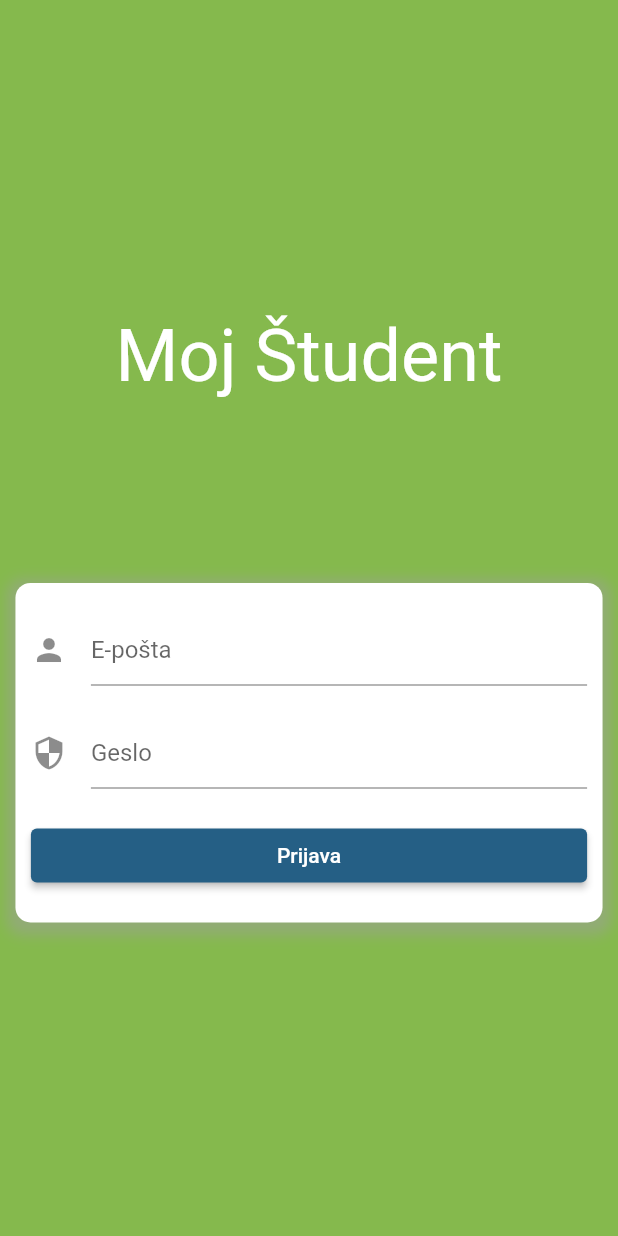
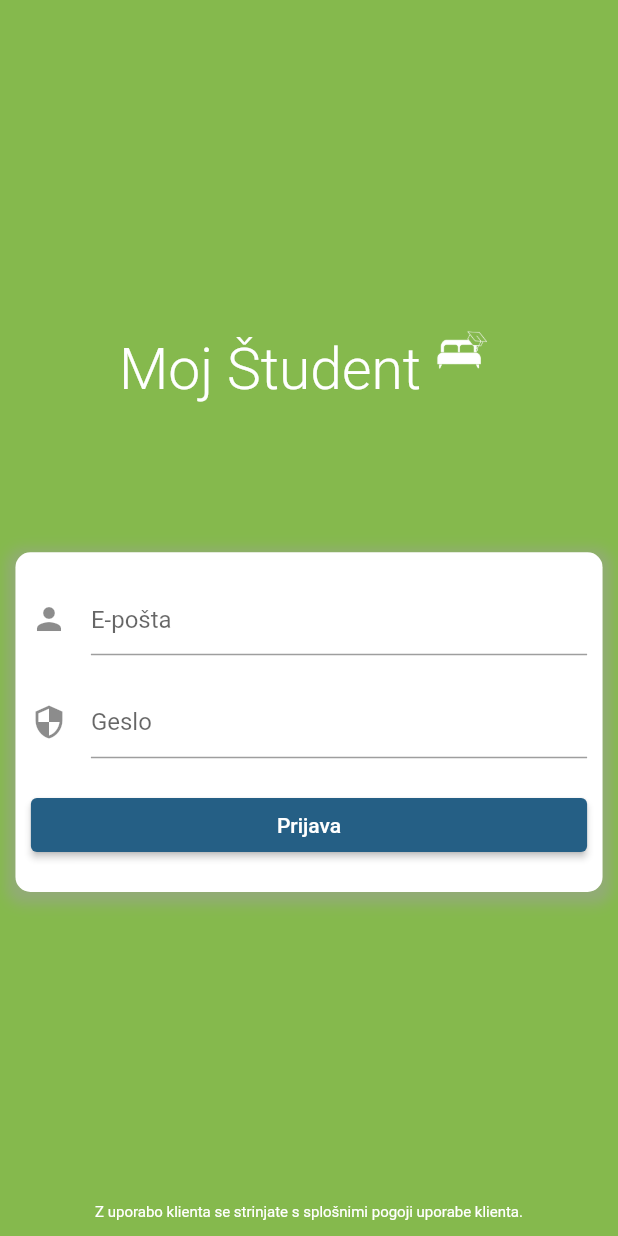
Before and after one commit to mojStudent/MojStudent, a Flutter app: the screen it shows after launch, on a phone screen of 412 x 824 dp. Run offline on Flutter 3.47's test engine with Material 2 defaults, Android fonts, the phone set to English and light mode, and no system bars; our stand-ins replace bloc, charts_flutter, dio, flutter_bloc, flutter_html, flutter_svg and 2 more; accounts and stored records are empty.

Commit message:
changed login screen, version changed

```diff
--- a/lib/screens/login/login_screen.dart
+++ b/lib/screens/login/login_screen.dart
@@ -7,6 +7,7 @@ import 'package:moj_student/services/blocs/login/login_bloc.dart';
 import 'package:moj_student/services/blocs/login/login_event.dart';
 import 'package:moj_student/services/blocs/login/login_state.dart';
 import 'package:moj_student/services/blocs/submission/form_submission_status.dart';
+import 'package:url_launcher/url_launcher.dart';
 
 class LoginScreen extends StatelessWidget {
   LoginScreen({Key? key}) : super(key: key);
@@ -32,22 +33,53 @@ class LoginScreen extends StatelessWidget {
         padding: EdgeInsets.symmetric(
             horizontal: MediaQuery.of(context).size.width * 0.025),
         child: Column(
+          mainAxisAlignment: MainAxisAlignment.spaceBetween,
+          children: [
+            Column(),
+            Column(
               mainAxisAlignment: MainAxisAlignment.center,
               crossAxisAlignment: CrossAxisAlignment.end,
               children: [
                 Center(
-              child: Text(
+                  child: Row(
+                    mainAxisAlignment: MainAxisAlignment.center,
+                    crossAxisAlignment: CrossAxisAlignment.end,
+                    children: [
+                      Text(
                         "Moj Študent",
                         style: TextStyle(
-                    fontSize: 48,
-                    fontWeight: FontWeight.w400,
+                            fontSize: 38,
+                            fontWeight: FontWeight.w300,
                             color: Colors.white),
+                      ),
+                      Column(
+                        children: [
+                          Image.asset(
+                            'assets/ikona.png',
+                            height: 52,
+                          ),
+                          SizedBox(
+                            height: 10,
+                          )
+                        ],
+                      ),
+                    ],
                   ),
                 ),
                 SizedBox(
-              height: MediaQuery.of(context).size.height * 0.15,
+                  height: MediaQuery.of(context).size.height * 0.12,
                 ),
-            _loginFormBox(context)
+                _loginFormBox(context),
+              ],
+            ),
+            Column(
+              children: [
+                _tosLink(context),
+                SizedBox(
+                  height: 10,
+                )
+              ],
+            )
           ],
         ),
       ),
@@ -108,7 +140,7 @@ class LoginScreen extends StatelessWidget {
             SizedBox(
               height: MediaQuery.of(context).size.height * 0.025,
             ),
-            _loginButton()
+            _loginButton(),
           ],
         ),
       ),
@@ -173,4 +205,22 @@ class LoginScreen extends StatelessWidget {
     final snackBar = SnackBar(content: Text(message));
     ScaffoldMessenger.of(context).showSnackBar(snackBar);
   }
+
+  Widget _tosLink(BuildContext context) {
+    const url = "https://mojstudent.marela.team/tos";
+
+    return GestureDetector(
+      onTap: () async => await canLaunch(url)
+          ? await launch(url)
+          : _showSnackbar(context, "Ne morem odpreti povezave"),
+      child: Text(
+        "Z uporabo klienta se strinjate s splošnimi pogoji uporabe klienta.",
+        style: TextStyle(
+          color: Colors.white,
+          fontSize: 10,
+        ),
+        textAlign: TextAlign.center,
+      ),
+    );
   }
+}
--- a/pubspec.yaml
+++ b/pubspec.yaml
@@ -15,7 +15,7 @@ publish_to: 'none' # Remove this line if you wish to publish to pub.dev
 # In iOS, build-name is used as CFBundleShortVersionString while build-number used as CFBundleVersion.
 # Read more about iOS versioning at
 # https://developer.apple.com/library/archive/documentation/General/Reference/InfoPlistKeyReference/Articles/CoreFoundationKeys.html
-version: 1.0.0+1
+version: 1.0.1+4
 
 environment:
   sdk: ">=2.12.0 <3.0.0"
@@ -72,8 +72,8 @@ flutter:
   uses-material-design: true
 
   # To add assets to your application, add an assets section, like this:
-  # assets:
-  #   - images/a_dot_burr.jpeg
+  assets:
+    - assets/
   #   - images/a_dot_ham.jpeg
 
   # An image asset can refer to one or more resolution-specific "variants", see
```
Also changed, not shown: assets/ikona.png (added). Lines whose indentation alone changed are shown as unchanged.
